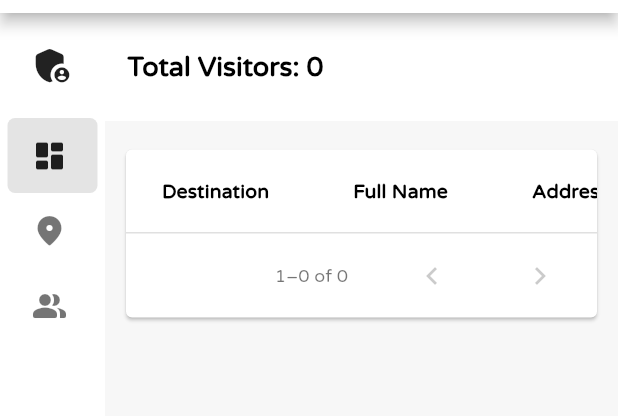
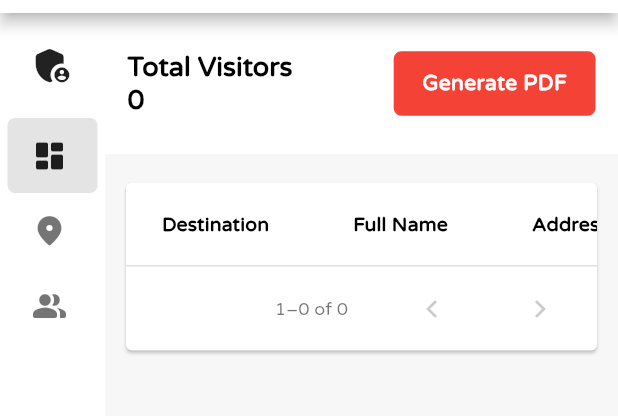
Before and after one commit to tourdelantapan/discover_lantapan, a Flutter app: the Admin screen opened by its route, swiped to page 3, on a phone screen of 412 x 824 dp, the part 71-487 px from its top. Run offline on Flutter 3.47's test engine with Material 2 defaults, Android fonts, the phone set to English and light mode, and no system bars; drawn by our look-alikes of easy_sidemenu; our stand-ins replace carousel_slider, file_picker, flutter_dotenv, flutter_rating_bar, flutter_spinkit, geocoding and 9 more; missing offline and left inert: external_path, flutter_polyline_points, mobile_scanner, syncfusion_flutter_pdf; accounts and stored records are empty; network calls fail; statements that could not run were skipped.

Commit message:
Generate pdf

```diff
--- a/v1/app/lib/screens/admin/visitors_table.dart
+++ b/v1/app/lib/screens/admin/visitors_table.dart
@@ -1,6 +1,8 @@
 import 'package:app/models/visitor_model.dart';
 import 'package:app/provider/user_provider.dart';
 import 'package:app/utilities/constants.dart';
+import 'package:app/utilities/generate_pdf.dart';
+import 'package:app/widgets/button.dart';
 import 'package:app/widgets/icon_text.dart';
 import 'package:app/widgets/snackbar.dart';
 import 'package:flutter/material.dart';
@@ -39,13 +41,27 @@ class _VisitorTableState extends State<VisitorTable> {
       Container(
         padding: const EdgeInsets.symmetric(horizontal: 15, vertical: 25),
         color: Colors.white,
-        child: Row(children: [
-          IconText(
-            label: "Total Visitors: ${userProvider.visitorCount}",
-            color: Colors.black,
-            fontWeight: FontWeight.bold,
-            size: 18,
-          )
+        child:
+            Row(mainAxisAlignment: MainAxisAlignment.spaceBetween, children: [
+          Column(crossAxisAlignment: CrossAxisAlignment.start, children: [
+            IconText(
+              label: "Total Visitors",
+              color: Colors.black,
+              fontWeight: FontWeight.bold,
+              size: 18,
+            ),
+            IconText(
+              label: userProvider.visitorCount.toString(),
+              color: Colors.black,
+              fontWeight: FontWeight.bold,
+              size: 18,
+            ),
+          ]),
+          Button(
+              label: "Generate PDF",
+              onPress: () {
+                generatePDF(context, visitors: userProvider.visitorList, totalCount: userProvider.visitorCount.toString());
+              })
         ]),
       ),
       const SizedBox(
--- a/v1/app/pubspec.yaml
+++ b/v1/app/pubspec.yaml
@@ -58,6 +58,10 @@ dependencies:
   mobile_scanner: ^2.0.0
   qr_flutter: ^4.0.0
   image_picker: ^0.8.5+3
+  syncfusion_flutter_pdf: ^20.3.47
+  path_provider: ^2.0.11
+  permission_handler: ^10.0.2
+  external_path: ^1.0.3
 
 dev_dependencies:
   flutter_test:
```
Also changed, not shown: v1/app/lib/utilities/generate_pdf.dart (added, +86 -0 lines), v1/app/pubspec.lock, 4 other files.
